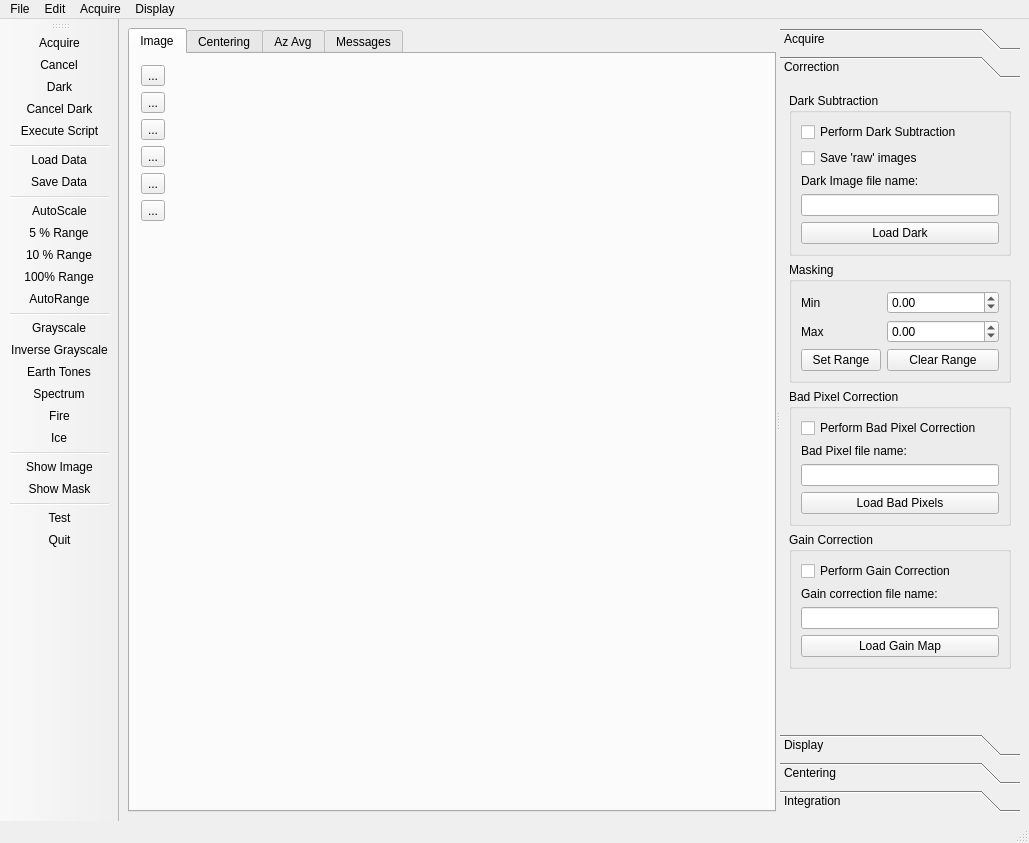
Qt form qxrdwindow.ui (guyjennings/qxrd) before a commit.
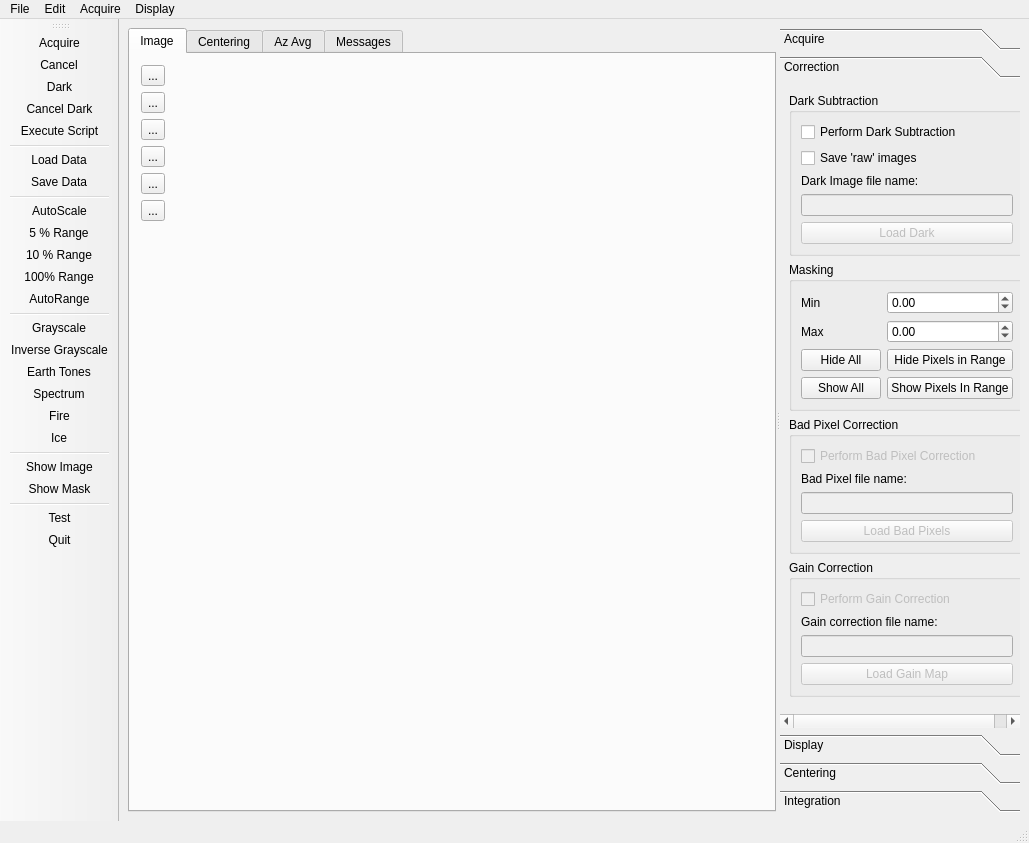
The same form after that commit. The open tabs and pages were chosen to show the change. Icons and pictures are not drawn. Custom widgets are drawn as their Qt base class.

Commit message: Increased support for masking

What changed in the file:
```diff
--- a/qxrdwindow.ui
+++ b/qxrdwindow.ui
@@ -870,8 +870,8 @@
          <rect>
           <x>0</x>
           <y>0</y>
-          <width>220</width>
-          <height>556</height>
+          <width>240</width>
+          <height>645</height>
          </rect>
         </property>
         <attribute name="label">
@@ -913,6 +913,9 @@
             </item>
             <item>
              <widget class="QLineEdit" name="m_DarkImageName">
+              <property name="enabled">
+               <bool>false</bool>
+              </property>
               <property name="sizePolicy">
                <sizepolicy hsizetype="Minimum" vsizetype="Fixed">
                 <horstretch>0</horstretch>
@@ -926,6 +929,9 @@
             </item>
             <item>
              <widget class="QPushButton" name="m_LoadDarkButton">
+              <property name="enabled">
+               <bool>false</bool>
+              </property>
               <property name="text">
                <string>Load Dark</string>
               </property>
@@ -977,14 +983,28 @@
             <item row="2" column="0">
              <widget class="QPushButton" name="m_SetMaskRange">
               <property name="text">
-               <string>Set Range</string>
+               <string>Hide All</string>
               </property>
              </widget>
             </item>
             <item row="2" column="1">
              <widget class="QPushButton" name="m_ClearMaskRange">
               <property name="text">
-               <string>Clear Range</string>
+               <string>Hide Pixels in Range</string>
+              </property>
+             </widget>
+            </item>
+            <item row="3" column="0">
+             <widget class="QPushButton" name="m_ShowMaskAll">
+              <property name="text">
+               <string>Show All</string>
+              </property>
+             </widget>
+            </item>
+            <item row="3" column="1">
+             <widget class="QPushButton" name="m_ShowMaskRange">
+              <property name="text">
+               <string>Show Pixels In Range</string>
               </property>
              </widget>
             </item>
@@ -1002,6 +1022,9 @@
            <layout class="QVBoxLayout" name="verticalLayout_2">
             <item>
              <widget class="QCheckBox" name="m_PerformBadPixels">
+              <property name="enabled">
+               <bool>false</bool>
+              </property>
               <property name="text">
                <string>Perform Bad Pixel Correction</string>
               </property>
@@ -1016,6 +1039,9 @@
             </item>
             <item>
              <widget class="QLineEdit" name="m_BadPixelsFileName">
+              <property name="enabled">
+               <bool>false</bool>
+              </property>
               <property name="sizePolicy">
                <sizepolicy hsizetype="Minimum" vsizetype="Fixed">
                 <horstretch>0</horstretch>
@@ -1029,6 +1055,9 @@
             </item>
             <item>
              <widget class="QPushButton" name="m_LoadBadPixelsButton">
+              <property name="enabled">
+               <bool>false</bool>
+              </property>
               <property name="text">
                <string>Load Bad Pixels</string>
               </property>
@@ -1048,6 +1077,9 @@
            <layout class="QVBoxLayout" name="verticalLayout_4">
             <item>
              <widget class="QCheckBox" name="m_PerformGainCorrection">
+              <property name="enabled">
+               <bool>false</bool>
+              </property>
               <property name="text">
                <string>Perform Gain Correction</string>
               </property>
@@ -1062,6 +1094,9 @@
             </item>
             <item>
              <widget class="QLineEdit" name="m_GainCorrectionFileName">
+              <property name="enabled">
+               <bool>false</bool>
+              </property>
               <property name="sizePolicy">
                <sizepolicy hsizetype="Minimum" vsizetype="Fixed">
                 <horstretch>0</horstretch>
@@ -1078,6 +1113,9 @@
             </item>
             <item>
              <widget class="QPushButton" name="m_LoadGainCorrection">
+              <property name="enabled">
+               <bool>false</bool>
+              </property>
               <property name="text">
                <string>Load Gain Map</string>
               </property>
```
Left out of the diff: 42 changed lines with no effect on the pictures. The commit also changes 2 other files.
